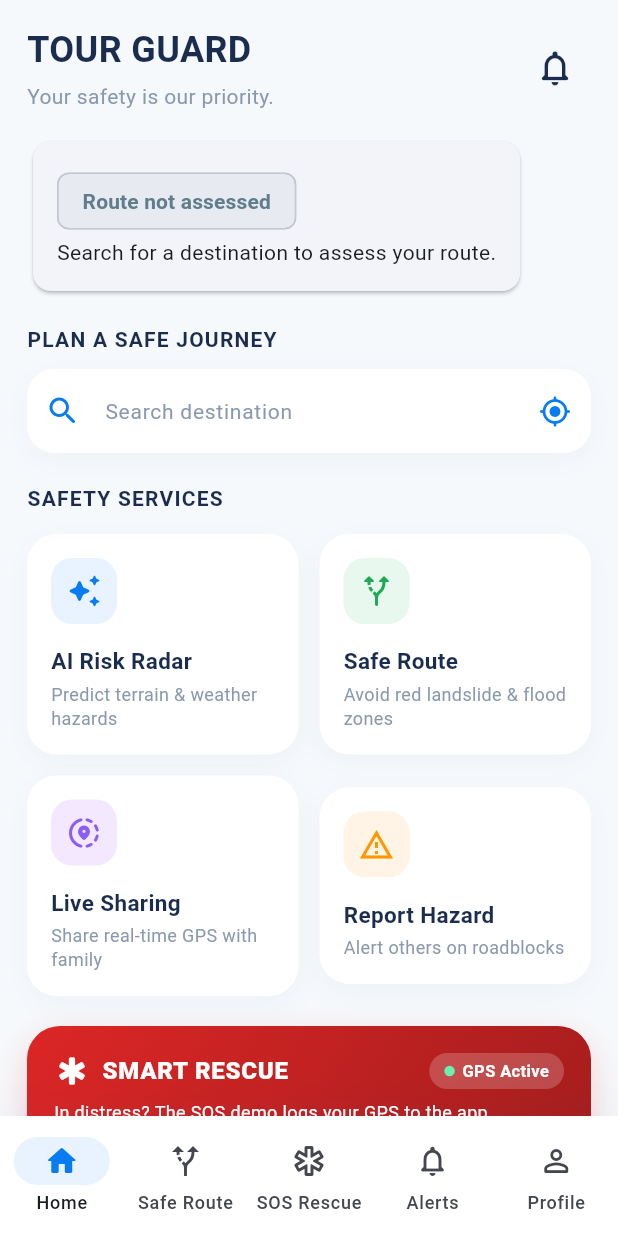
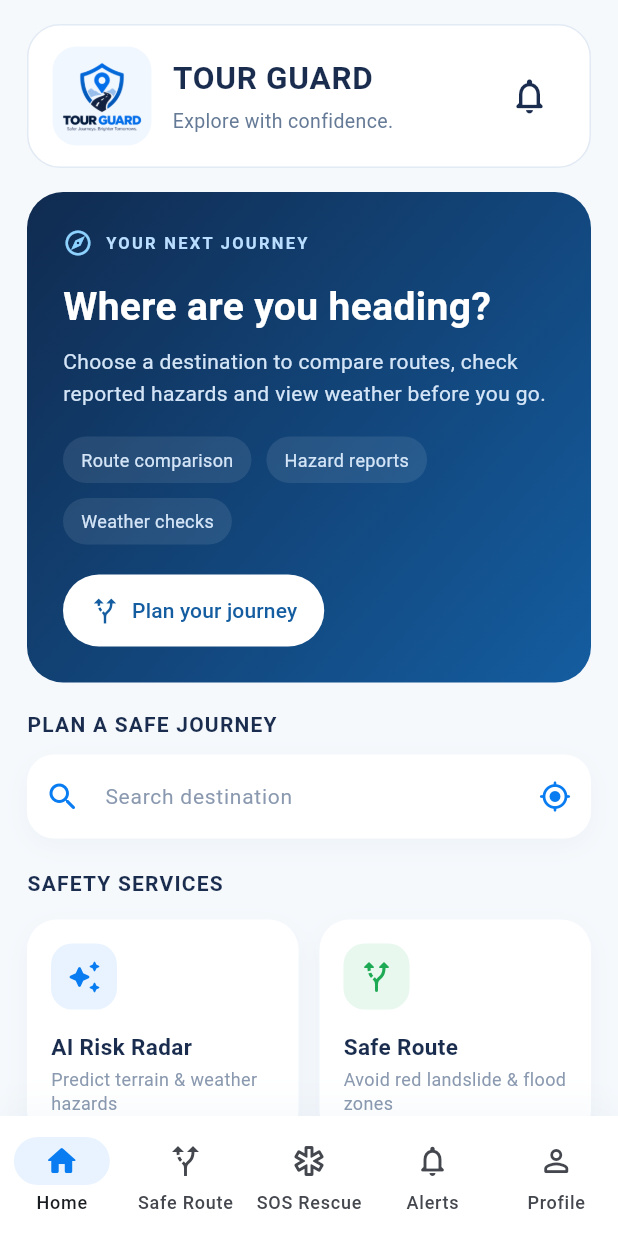
Before and after one commit to vigneshachari31/tour-guard, a Flutter app: the DashboardScreen screen opened by its route, on a phone screen of 412 x 824 dp. Run offline on Flutter 3.47's test engine with Material 3 defaults, Android fonts, the light colour scheme and no system bars; our stand-ins replace flutter_map, flutter_secure_storage, geolocator, image_picker, latlong2, shared_preferences; accounts and stored records are empty; network calls fail.

Commit message:
small changes in ui

```diff
--- a/lib/models/route_response.dart
+++ b/lib/models/route_response.dart
@@ -62,6 +62,20 @@ class HazardSummary {
 }
 
 class RouteResponse {
+  bool get hasDistinctOriginal {
+    if (originalPoints.isEmpty) return false;
+    if (originalPoints.length != points.length) return true;
+    for (var i = 0; i < points.length; i++) {
+      if ((originalPoints[i].latitude - points[i].latitude).abs() > 0.000001 ||
+          (originalPoints[i].longitude - points[i].longitude).abs() > 0.000001) {
+        return true;
+      }
+    }
+    return false;
+  }
+  final List<LatLng> originalPoints;
+  final int originalHazardCount;
+  final double originalDurationSeconds;
   final int? tripId;
   final List<LatLng> points;
   final double distanceMeters, durationSeconds, bufferMeters;
@@ -70,6 +84,9 @@ class RouteResponse {
   final List<HazardSummary> hazards;
   final bool weatherUsed;
   const RouteResponse({
+    this.originalPoints = const [],
+    this.originalHazardCount = 0,
+    this.originalDurationSeconds = 0,
     this.tripId,
     required this.points,
     required this.distanceMeters,
@@ -113,6 +130,10 @@ class RouteResponse {
     }
 
     return RouteResponse(
+      originalPoints: ((json['original_geometry']?['coordinates'] as List?) ?? [])
+          .map((p) => LatLng((p[1] as num).toDouble(), (p[0] as num).toDouble())).toList(),
+      originalHazardCount: json['original_hazard_count'] as int? ?? 0,
+      originalDurationSeconds: (json['original_duration_seconds'] as num?)?.toDouble() ?? 0,
       tripId: json['trip_id'] as int?,
       points: points,
       distanceMeters: metric('distance_meters'),
--- a/lib/services/api_service.dart
+++ b/lib/services/api_service.dart
@@ -301,11 +301,13 @@ class ApiService {
     String? originName,
     String? destinationName,
     bool startTrip = false,
+    String routePreference = 'safest',
     double? initialLatitude,
     double? initialLongitude,
   }) async {
     final json = await _post(startTrip ? '/trips/start' : '/route/analyze', {
       'start_trip': startTrip,
+      'route_preference': routePreference,
       if (initialLatitude != null && initialLongitude != null)
         'initial_position': {
           'latitude': initialLatitude,
--- a/lib/state/active_trip_state.dart
+++ b/lib/state/active_trip_state.dart
@@ -122,6 +122,9 @@ class ActiveTripState extends ChangeNotifier {
       origin: current.origin,
       destination: current.destination,
       route: RouteResponse(
+        originalPoints: route.originalPoints,
+        originalHazardCount: route.originalHazardCount,
+        originalDurationSeconds: route.originalDurationSeconds,
         tripId: route.tripId,
         points: route.points,
         distanceMeters: route.distanceMeters,
--- a/lib/widgets/dashboard/dashboard_header.dart
+++ b/lib/widgets/dashboard/dashboard_header.dart
@@ -9,28 +9,45 @@ class DashboardHeader extends StatelessWidget {
 
   @override
   Widget build(BuildContext context) {
-    return Row(
+    return Container(
+      padding: const EdgeInsets.symmetric(horizontal: 16, vertical: 14),
+      decoration: BoxDecoration(
+        color: Colors.white,
+        borderRadius: BorderRadius.circular(22),
+        border: Border.all(color: const Color(0xFFE2EAF4)),
+      ),
+      child: Row(
       mainAxisAlignment: MainAxisAlignment.spaceBetween,
       children: [
-        const Column(
+        Container(
+          width: 66, height: 66,
+          padding: const EdgeInsets.all(5),
+          decoration: BoxDecoration(color: const Color(0xFFF1F7FF), borderRadius: BorderRadius.circular(16)),
+          child: Image.asset('assets/images/tour_guard_logo.png', fit: BoxFit.contain,
+              semanticLabel: 'Tour Guard logo'),
+        ),
+        const SizedBox(width: 14),
+        const Expanded(child: Column(
           crossAxisAlignment: CrossAxisAlignment.start,
           children: [
             Text(
               'TOUR GUARD',
               style: TextStyle(
-                fontSize: 24,
+                fontSize: 21,
+                letterSpacing: 0.5,
                 fontWeight: FontWeight.bold,
                 color: Color(0xFF1A2D4F), // Dark navy
               ),
             ),
             SizedBox(height: 4),
             Text(
-              'Your safety is our priority.',
-              style: TextStyle(fontSize: 14, color: Color(0xFF8A99AF)),
+              'Explore with confidence.',
+              style: TextStyle(fontSize: 13, color: Color(0xFF657A96)),
             ),
           ],
-        ),
+        )),
         IconButton(
+          tooltip: 'Notifications',
           onPressed: () {
             // TODO: Open Notifications / Advisories drawer
           },
@@ -41,6 +58,7 @@ class DashboardHeader extends StatelessWidget {
           ),
         ),
       ],
+      ),
     );
   }
 }
--- a/lib/widgets/dashboard/route_risk_card.dart
+++ b/lib/widgets/dashboard/route_risk_card.dart
@@ -2,6 +2,7 @@ import 'package:flutter/material.dart';
 
 import '../../models/geofence_update.dart';
 import '../../models/route_response.dart';
+import '../route_safety_details.dart';
 import '../../state/active_trip_state.dart';
 
 class RouteRiskCard extends StatelessWidget {
@@ -14,7 +15,49 @@ class RouteRiskCard extends StatelessWidget {
   @override
   Widget build(BuildContext context) {
     final result = trip?.route ?? route;
-    final color = switch (result?.riskLevel) {
+    if (result == null) {
+      return Container(
+        width: double.infinity,
+        padding: const EdgeInsets.all(24),
+        decoration: BoxDecoration(
+          gradient: const LinearGradient(
+            begin: Alignment.topLeft, end: Alignment.bottomRight,
+            colors: [Color(0xFF102B50), Color(0xFF145DA0)],
+          ),
+          borderRadius: BorderRadius.circular(24),
+        ),
+        child: Column(crossAxisAlignment: CrossAxisAlignment.start, children: [
+          const Row(children: [
+            Icon(Icons.explore_outlined, color: Color(0xFF8ED3FF), size: 20),
+            SizedBox(width: 8),
+            Expanded(child: Text('YOUR NEXT JOURNEY', style: TextStyle(color: Color(0xFFB9DEFF), fontSize: 11, fontWeight: FontWeight.w700, letterSpacing: 1.5))),
+          ]),
+          const SizedBox(height: 14),
+          const Text('Where are you heading?', style: TextStyle(color: Colors.white, fontSize: 26, fontWeight: FontWeight.w700)),
+          const SizedBox(height: 8),
+          const Text('Choose a destination to compare routes, check reported hazards and view weather before you go.',
+              style: TextStyle(color: Color(0xFFD4E5F7), fontSize: 14, height: 1.5)),
+          const SizedBox(height: 18),
+          Wrap(spacing: 10, runSpacing: 10, children: [
+            for (final item in ['Route comparison', 'Hazard reports', 'Weather checks'])
+              Container(padding: const EdgeInsets.symmetric(horizontal: 12, vertical: 7),
+                decoration: BoxDecoration(color: Colors.white.withValues(alpha: .09), borderRadius: BorderRadius.circular(20)),
+                child: Text(item, style: const TextStyle(color: Color(0xFFD4E5F7), fontSize: 12))),
+          ]),
+          if (onOpenMap != null) ...[
+            const SizedBox(height: 20),
+            FilledButton.icon(
+              onPressed: onOpenMap,
+              style: FilledButton.styleFrom(backgroundColor: Colors.white, foregroundColor: const Color(0xFF145DA0),
+                padding: const EdgeInsets.symmetric(horizontal: 18, vertical: 14)),
+              icon: const Icon(Icons.alt_route, size: 20),
+              label: const Text('Plan your journey'),
+            ),
+          ],
+        ]),
+      );
+    }
+    final color = switch (result.riskLevel) {
       'SAFE' => Colors.green,
       'CAUTION' => Colors.orange,
       'HIGH RISK' => Colors.red,
@@ -30,7 +73,6 @@ class RouteRiskCard extends StatelessWidget {
               Text(ActiveTripState.instance.arrived ? 'You’ve arrived!' : 'Trip in progress', style: const TextStyle(color: Colors.blue, fontWeight: FontWeight.bold)),
               if (ActiveTripState.instance.distanceToDestination != null)
                 Text('${(ActiveTripState.instance.distanceToDestination! / 1000).toStringAsFixed(2)} km to destination (straight-line)'),
-              const Text('Original route estimate below', style: TextStyle(fontSize: 12, color: Colors.blueGrey)),
               Text(
                 '${trip!.originName} ➔ ${trip!.destinationName}',
                 style: const TextStyle(
@@ -48,29 +90,20 @@ class RouteRiskCard extends StatelessWidget {
                 Chip(
                   backgroundColor: color.withValues(alpha: .12),
                   label: Text(
-                    result?.riskLevel ?? 'Route not assessed',
+                    result.riskLevel,
                     style: TextStyle(color: color, fontWeight: FontWeight.bold),
                   ),
                 ),
-                if (result != null)
                   Text(
                     '${(result.distanceMeters / 1000).toStringAsFixed(1)} km • ${(result.durationSeconds / 60).ceil()} mins',
                   ),
               ],
             ),
-            if (result == null)
-              const Text('Search for a destination to assess your route.')
-            else ...[
-              _buildHazardAlertSection(
-                context,
-                ActiveTripState.instance.activeHazards,
-                result.hazards,
-              ),
-              Text(
-                result.hazards.isEmpty
-                    ? 'No hazards reported along this route.'
-                    : '${result.hazards.length} reported hazard zone(s) along your route.',
-              ),
+            ...[
+              _buildHazardAlertSection(context, ActiveTripState.instance.activeHazards, result.hazards),
+              if (result.hazards.isEmpty && ActiveTripState.instance.activeHazards.isEmpty)
+                const Text('No hazards reported along this route.',
+                    style: TextStyle(color: Colors.blueGrey, fontSize: 13)),
               if (!result.weatherUsed)
                 const Text(
                   'Live weather not assessed.',
@@ -81,6 +114,8 @@ class RouteRiskCard extends StatelessWidget {
                 style: TextStyle(color: Colors.blueGrey, fontSize: 12),
               ),
               ExpansionTile(
+                dense: true,
+                visualDensity: VisualDensity.compact,
                 tilePadding: EdgeInsets.zero,
                 childrenPadding: const EdgeInsets.only(bottom: 12),
                 title: const Text(
@@ -90,24 +125,13 @@ class RouteRiskCard extends StatelessWidget {
                 children: [
                   Align(
                     alignment: Alignment.centerLeft,
-                    child: Column(
-                      crossAxisAlignment: CrossAxisAlignment.start,
-                      children: [
-                        for (final hazard in result.hazards)
-                          Text(
-                            '${hazard.name}: ${hazard.hazardType.replaceAll('_', ' ')} (severity ${hazard.severity}/5)',
-                          ),
-                        for (final reason in result.reasons) Text(reason),
-                        for (final limitation in result.limitations)
-                          Text(limitation),
-                      ],
-                    ),
+                    child: RouteSafetyDetails(route: result),
                   ),
                 ],
               ),
               if (trip != null && onEndTrip != null) ...[
+                Wrap(spacing: 12, runSpacing: 4, children: [
                 TextButton.icon(onPressed: onOpenMap, icon: const Icon(Icons.map_outlined), label: const Text('OPEN MAP')),
-                const SizedBox(height: 8),
                 TextButton.icon(
                   onPressed: () async {
                     final confirmed = await showDialog<bool>(context: context, builder: (context) => AlertDialog(
@@ -123,6 +147,7 @@ class RouteRiskCard extends StatelessWidget {
                   icon: const Icon(Icons.stop_circle_outlined),
                   label: Text(ActiveTripState.instance.arrived ? 'FINISH TRIP' : 'END TRIP'),
                 ),
+                ]),
               ],
             ],
           ],
--- /dev/null
+++ b/lib/widgets/route_safety_details.dart
@@ -0,0 +1,64 @@
+import 'package:flutter/material.dart';
+import '../models/route_response.dart';
+
+String routeSummary(RouteResponse route) {
+  final text = route.reasons.join(' ');
+  if (text.contains('Only one route available')) return 'No alternative route available.';
+  if (text.contains('Original fastest route')) return 'Fastest route. Compare routes to check for fewer hazards.';
+  if (text.contains('Original route is already')) return 'This route has the lowest reported hazard level of the options checked.';
+  if (text.contains('Compared')) {
+    return route.hazards.isEmpty
+      ? 'Selected a route with no reported hazards nearby.'
+      : 'Selected the lowest-hazard option. Stay alert for reported hazards.';
+  }
+  if (text.contains('out of date') || text.contains('Hazard data changed')) return 'Hazard information changed. Check your route again.';
+  return 'Based on available hazard reports and weather.';
+}
+
+class RouteSafetyDetails extends StatelessWidget {
+  final RouteResponse route;
+  const RouteSafetyDetails({super.key, required this.route});
+
+  Widget section(IconData icon, String title, String body) => Padding(
+    padding: const EdgeInsets.only(bottom: 16),
+    child: Row(crossAxisAlignment: CrossAxisAlignment.start, children: [
+      Icon(icon, size: 22, color: const Color(0xFF087CF0)),
+      const SizedBox(width: 12),
+      Expanded(child: Column(crossAxisAlignment: CrossAxisAlignment.start, children: [
+        Text(title, style: const TextStyle(fontWeight: FontWeight.w600)),
+        const SizedBox(height: 4),
+        Text(body, style: const TextStyle(fontSize: 13, height: 1.4)),
+      ])),
+    ]),
+  );
+
+  @override
+  Widget build(BuildContext context) {
+    final weather = RegExp(r'Weather at route origin: rain ([\d.]+) mm/h, wind ([\d.]+) km/h').firstMatch(route.reasons.join(' '));
+    return Column(mainAxisSize: MainAxisSize.min, crossAxisAlignment: CrossAxisAlignment.start, children: [
+      section(Icons.alt_route, 'Your route', routeSummary(route)),
+      section(Icons.warning_amber_rounded, 'Reported hazards', route.hazards.isEmpty
+          ? 'None reported nearby. Unreported hazards may still exist.'
+          : route.hazards.map((h) => '${h.name} — ${h.severity >= 4 ? 'High' : h.severity >= 2 ? 'Moderate' : 'Low'} severity').join('\n')),
+      section(Icons.cloud_outlined, 'Weather near your starting point', !route.weatherUsed
+          ? 'Weather unavailable. Check local conditions before leaving.'
+          : weather == null ? 'Weather included in this assessment.'
+          : 'Rain ${weather.group(1)} mm/h · Wind ${weather.group(2)} km/h'),
+      if (route.weatherUsed && route.reasons.any((r) => r.startsWith('Weather exceeds')))
+        section(Icons.umbrella_outlined, 'Weather warning', 'Rain or wind is elevated. Check local advisories before travelling.'),
+      const Text('Conditions can change and some hazards may be unreported. This is an estimate, not a safety guarantee.',
+          style: TextStyle(fontSize: 12, color: Colors.blueGrey, height: 1.4)),
+      if (route.weatherUsed)
+        const Padding(padding: EdgeInsets.only(top: 6), child: Text('Weather covers your starting point, not the whole journey.',
+            style: TextStyle(fontSize: 12, color: Colors.blueGrey))),
+      Material(color: Colors.transparent, child: ExpansionTile(
+        tilePadding: EdgeInsets.zero,
+        title: const Text('Sources & assessment notes', style: TextStyle(fontSize: 12)),
+        children: [Align(alignment: Alignment.centerLeft, child: Text(
+          [...route.reasons, ...route.limitations].join('\n\n'),
+          style: const TextStyle(fontSize: 12, color: Colors.blueGrey),
+        ))],
+      )),
+    ]);
+  }
+}
```
Also changed, not shown: lib/screens/map_screen.dart (+64 -10 lines), flutter_01.png (added), 12 other files.
